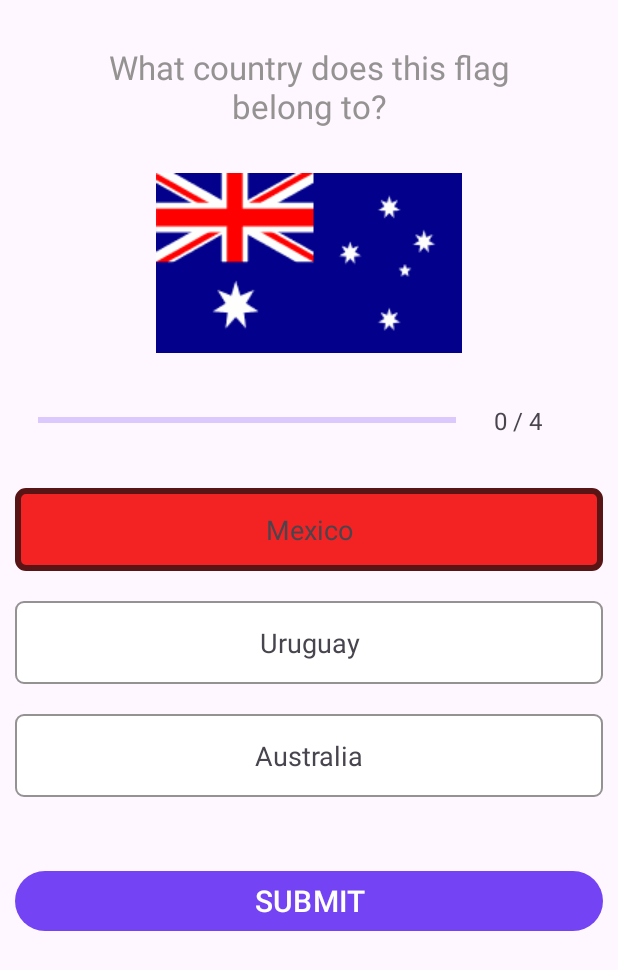
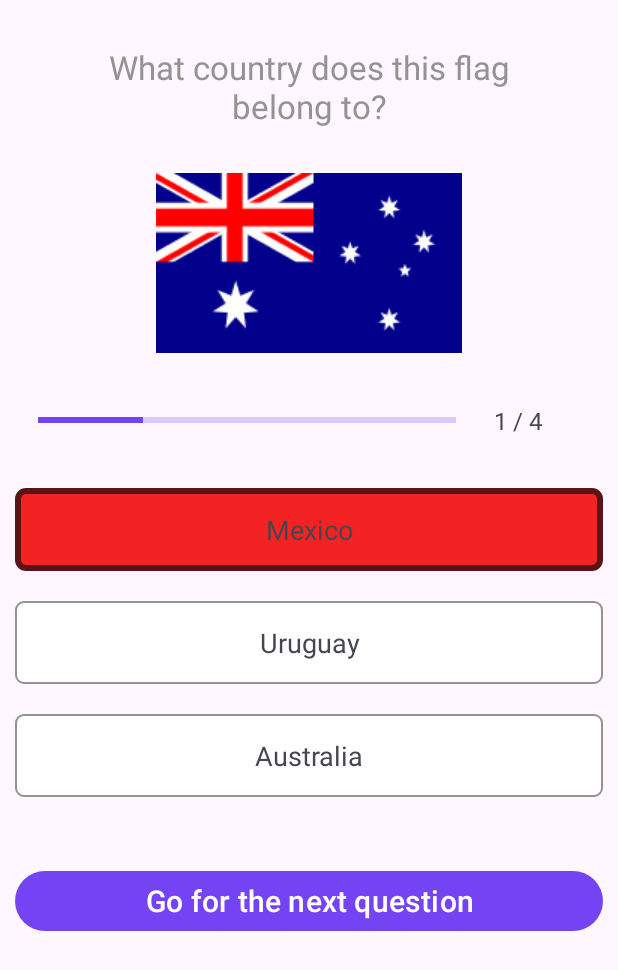
Before and after one commit to Benji41/Android-Quiz-App, an Android app: the QuizActivity screen opened directly, with no data from a screen before it, after a tap on "SUBMIT", on a phone screen of 412 x 824 dp. Shown: the top 970 px of the screen. Run offline under Robolectric (Android 15) with nearby library versions, the phone set to English and light mode, and no system bars; 2 statements that could not run were skipped.

Commit message:
Intents sin default

```diff
--- a/app/src/main/java/noe/basic/model/QuestionArchive.kt
+++ b/app/src/main/java/noe/basic/model/Constants.kt
@@ -4,7 +4,10 @@ import android.provider.Settings.Global.getString
 import noe.basic.quizapp.QuizActivity
 import noe.basic.quizapp.R
 
-object QuestionArchive {
+object Constants {
+    const val USER_NAME : String ="user_name"
+    const val TOTAL_QUESTIONS : String = "total_questions"
+    const val CORRECT_ANSWERS : String = "correct_answers"
     fun getQuestions (context : QuizActivity) : ArrayList<Question>{
         val questions = ArrayList<Question>()
         questions.add(
--- a/app/src/main/java/noe/basic/quizapp/MainActivity.kt
+++ b/app/src/main/java/noe/basic/quizapp/MainActivity.kt
@@ -6,6 +6,7 @@ import android.text.InputType
 import android.widget.Button
 import android.widget.EditText
 import androidx.appcompat.app.AppCompatActivity
+import noe.basic.model.Constants
 
 class MainActivity : AppCompatActivity() {
     override fun onCreate(savedInstanceState: Bundle?) {
@@ -21,6 +22,7 @@ class MainActivity : AppCompatActivity() {
                 it.isLetter()
                 }){
                 val intent = Intent(this,QuizActivity::class.java)
+                intent.putExtra(Constants.USER_NAME,editVName.text.toString())
                 startActivity(intent)
                 finish()
             }
--- a/app/src/main/java/noe/basic/quizapp/QuizActivity.kt
+++ b/app/src/main/java/noe/basic/quizapp/QuizActivity.kt
@@ -1,6 +1,6 @@
 package noe.basic.quizapp
 
-import android.graphics.Color
+import android.content.Intent
 import android.graphics.PorterDuff
 import android.graphics.drawable.Drawable
 import android.os.Bundle
@@ -9,7 +9,7 @@ import android.widget.*
 import androidx.appcompat.app.AppCompatActivity
 import androidx.core.content.res.ResourcesCompat
 import noe.basic.model.Question
-import noe.basic.model.QuestionArchive
+import noe.basic.model.Constants
 import noe.basic.quizapp.R.color.custom_purple
 
 class QuizActivity : AppCompatActivity() {
@@ -26,10 +26,13 @@ class QuizActivity : AppCompatActivity() {
     private lateinit var currentQuestion : Question
     private lateinit var answer : String
     private var optionPressed : Int? =0
+    private var rightAnswers : Int =0
+    private lateinit var userName :String
     override fun onCreate(savedInstanceState: Bundle?) {
         super.onCreate(savedInstanceState)
         setContentView(R.layout.activity_quiz)
-        questions = QuestionArchive.getQuestions(this)
+        userName = intent.getStringExtra(Constants.USER_NAME)!!
+        questions = Constants.getQuestions(this)
         Log.i("Preguntas",questions.toString())
         pg_progress = findViewById(R.id.progressBar)
         txt_opt1 = findViewById(R.id.textView_option1)
@@ -57,6 +60,7 @@ class QuizActivity : AppCompatActivity() {
             }else{
                 if(quizProgress < questions.size-1) {
                     if (answer == currentQuestion.answer) {
+                        rightAnswers++
                         currentQuestion = questions[++quizProgress]
                         pg_progress.progress = quizProgress
                         txt_progress.text = "$quizProgress / ${questions.size}"
@@ -85,6 +89,12 @@ class QuizActivity : AppCompatActivity() {
                             txt_opt3.background = ResourcesCompat.getDrawable(super.getResources(),R.drawable.selected_wrong_option_border_bg,null)
                             }
                         }
+                        if(quizProgress < questions.size-1) {
+                            currentQuestion = questions[++quizProgress]
+                            pg_progress.progress = quizProgress
+                            txt_progress.text = "$quizProgress / ${questions.size}"
+                            btn_submit_answer.text = getString(R.string.change_question)
+                        }
                     }
                 }else{
                     pg_progress.progress = questions.size
@@ -95,6 +105,12 @@ class QuizActivity : AppCompatActivity() {
                         1-> txt_opt2.background = ResourcesCompat.getDrawable(super.getResources(),R.drawable.selected_right_option_border_bg,null)
                         2-> txt_opt3.background = ResourcesCompat.getDrawable(super.getResources(),R.drawable.selected_right_option_border_bg,null)
                     }
+                    val intent = Intent(this,ResultActivity::class.java)
+                    intent.putExtra(Constants.USER_NAME,userName)
+                    intent.putExtra(Constants.TOTAL_QUESTIONS,questions.size.toString())
+                    intent.putExtra(Constants.CORRECT_ANSWERS,rightAnswers.toString())
+                    startActivity(intent)
+                    finish()
                 }
             }
         }
--- a/app/src/main/res/values/strings.xml
+++ b/app/src/main/res/values/strings.xml
@@ -7,4 +7,7 @@
     <string name="question">What country does this flag belong to?</string>
     <string name="submit_answer">SUBMIT</string>
     <string name="change_question">Go for the next question</string>
+    <string name="finish">good to go!</string>
+    <string name="result_title">Results!</string>
+    <string name="result_congrats">Hey, Congratulations!</string>
 </resources>
```
Also changed, not shown: app/src/main/java/noe/basic/quizapp/ResultActivity.kt (+11 -0 lines), app/src/main/res/layout/activity_result.xml (+65 -2 lines), app/src/main/res/drawable/ic_trophy.png (added).
